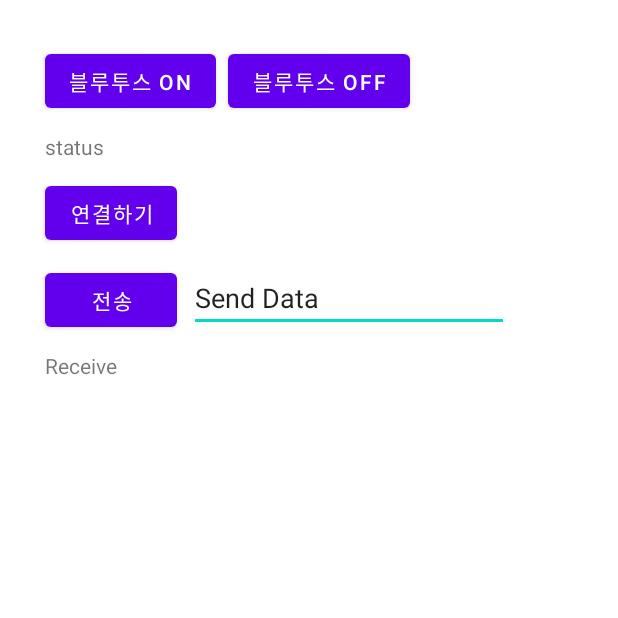
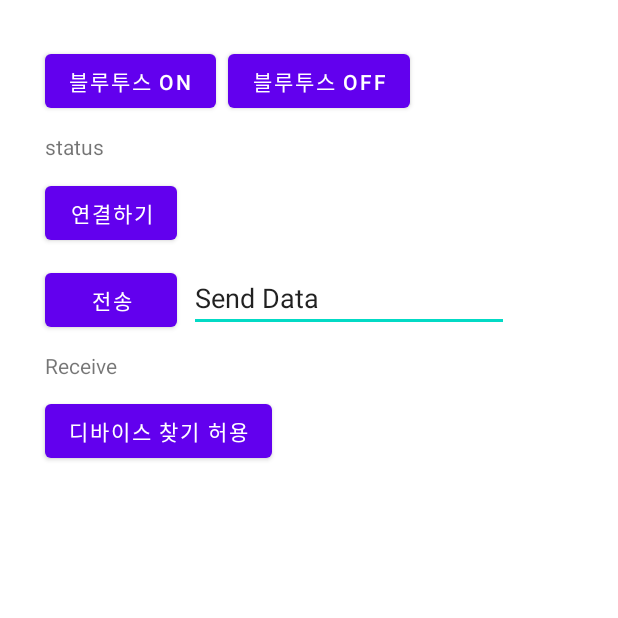
Before and after one commit to changhyeon12333/Creation, an Android app: the ServiceActivity screen opened directly, with no data from a screen before it, on a phone screen of 412 x 824 dp, the top half of it. Run offline under Robolectric (Android 15) with nearby library versions, the phone set to English and light mode, and no system bars; 1 statement that could not run was skipped.

Commit message:
FEAT BLUETOOTH DISCOVERBNT

```diff
--- a/app/src/main/res/layout/activity_service.xml
+++ b/app/src/main/res/layout/activity_service.xml
@@ -72,5 +72,13 @@
         android:text="Send Data"
         app:layout_constraintStart_toEndOf="@+id/btnSendData"
         app:layout_constraintTop_toTopOf="@+id/btnSendData" />
+    <Button
+        android:id="@+id/btnDiscover"
+        android:layout_width="wrap_content"
+        android:layout_height="wrap_content"
+        android:layout_marginTop="10dp"
+        android:text="디바이스 찾기 허용"
+        app:layout_constraintStart_toStartOf="@+id/tvReceiveData"
+        app:layout_constraintTop_toBottomOf="@+id/tvReceiveData" />
 
 </androidx.constraintlayout.widget.ConstraintLayout>
```
